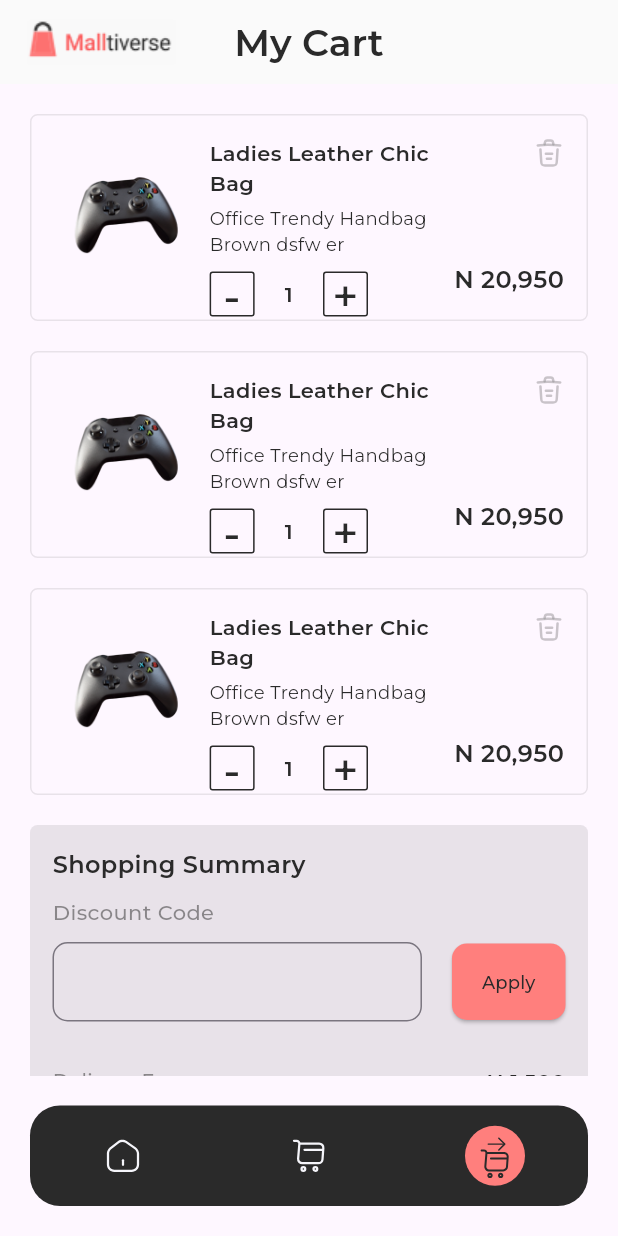
After one commit to fidelity2851/malltiverse_hng, a Flutter app: the ShoppingCartScreen screen opened by its route, on a phone screen of 412 x 824 dp. The commit adds this screen. Run offline on Flutter 3.47's test engine with Material 3 defaults, Android fonts, the phone set to English and light mode, and no system bars; our stand-ins replace flutter_carousel_widget, flutter_riverpod, flutter_svg, google_fonts.

Commit message:
Added Shopping Cart Screen

```diff
--- a/lib/components/bottom_nav.dart
+++ b/lib/components/bottom_nav.dart
@@ -68,7 +68,9 @@ class BottomNav extends StatelessWidget {
               ),
             ),
             GestureDetector(
-              onTap: () {},
+              onTap: () {
+                Navigator.pushNamed(context, '/shopping-cart');
+              },
               child: Container(
                 width: 40,
                 height: 40,
--- /dev/null
+++ b/lib/components/cart_item.dart
@@ -0,0 +1,142 @@
+import 'package:flutter/material.dart';
+import 'package:flutter_svg/flutter_svg.dart';
+import 'package:google_fonts/google_fonts.dart';
+import 'package:malltiverse_hng/utility/constant.dart';
+
+class CartItem extends StatelessWidget {
+  const CartItem({
+    super.key,
+  });
+
+  @override
+  Widget build(BuildContext context) {
+    return Container(
+      height: 138,
+      margin: const EdgeInsets.only(bottom: 20),
+      padding: const EdgeInsets.all(15.0),
+      decoration: BoxDecoration(
+        border: Border.all(
+          color: constBlackColor.withOpacity(0.1),
+        ),
+        borderRadius: BorderRadius.circular(5),
+      ),
+      child: Row(
+        mainAxisAlignment: MainAxisAlignment.spaceBetween,
+        children: [
+          const Image(
+            image: AssetImage('assets/images/product1.png'),
+            height: 70,
+          ),
+          const SizedBox(width: 10),
+          Expanded(
+            flex: 2,
+            child: Column(
+              crossAxisAlignment: CrossAxisAlignment.start,
+              children: [
+                Text(
+                  'Ladies Leather Chic Bag',
+                  style: GoogleFonts.montserrat(
+                      color: constBlackColor,
+                      fontSize: 14,
+                      fontWeight: FontWeight.w600),
+                ),
+                const SizedBox(height: 5),
+                Text(
+                  'Office Trendy Handbag Brown dsfw er',
+                  softWrap: true,
+                  style: GoogleFonts.montserrat(
+                    color: constBlackColor,
+                    fontSize: 12,
+                    fontWeight: FontWeight.w400,
+                  ),
+                ),
+                const SizedBox(height: 10),
+                const Spacer(),
+                SizedBox(
+                  child: Row(
+                    crossAxisAlignment: CrossAxisAlignment.center,
+                    children: [
+                      GestureDetector(
+                        onTap: () {},
+                        child: Container(
+                          width: 30,
+                          height: 30,
+                          decoration: BoxDecoration(
+                            border: Border.all(color: constBlackColor),
+                            borderRadius: BorderRadius.circular(2),
+                          ),
+                          child: Text(
+                            '-',
+                            textAlign: TextAlign.center,
+                            style: GoogleFonts.montserrat(
+                              height: 1,
+                              color: constBlackColor,
+                              fontSize: 30,
+                              fontWeight: FontWeight.w500,
+                            ),
+                          ),
+                        ),
+                      ),
+                      const SizedBox(width: 20),
+                      Text(
+                        '1',
+                        style: GoogleFonts.montserrat(
+                          color: constBlackColor,
+                          fontSize: 14,
+                          fontWeight: FontWeight.w600,
+                        ),
+                      ),
+                      const SizedBox(width: 20),
+                      GestureDetector(
+                        onTap: () {},
+                        child: Container(
+                          width: 30,
+                          height: 30,
+                          decoration: BoxDecoration(
+                            border: Border.all(color: constBlackColor),
+                            borderRadius: BorderRadius.circular(2),
+                          ),
+                          child: Text(
+                            '+',
+                            textAlign: TextAlign.center,
+                            style: GoogleFonts.montserrat(
+                              height: 1,
+                              color: constBlackColor,
+                              fontSize: 30,
+                              fontWeight: FontWeight.w500,
+                            ),
+                          ),
+                        ),
+                      ),
+                    ],
+                  ),
+                )
+              ],
+            ),
+          ),
+          Column(
+            crossAxisAlignment: CrossAxisAlignment.end,
+            children: [
+              SvgPicture.asset(
+                'assets/images/trash.svg',
+                height: 20,
+                colorFilter: ColorFilter.mode(
+                  constBlackColor.withOpacity(0.5),
+                  BlendMode.srcIn,
+                ),
+              ),
+              const Spacer(),
+              Text(
+                'N 20,950',
+                style: GoogleFonts.montserrat(
+                    color: constBlackColor,
+                    fontSize: 16,
+                    fontWeight: FontWeight.w600),
+              ),
+            ],
+          ),
+        ],
+      ),
+    );
+  }
+}
--- a/lib/main.dart
+++ b/lib/main.dart
@@ -2,6 +2,7 @@ import 'package:flutter/material.dart';
 import 'package:malltiverse_hng/screens/cart_screen.dart';
 import 'package:malltiverse_hng/screens/home_screen.dart';
 import 'package:flutter_riverpod/flutter_riverpod.dart';
+import 'package:malltiverse_hng/screens/shopping_cart_screen.dart';
 
 void main() {
   runApp(
@@ -28,6 +29,7 @@ class MyApp extends StatelessWidget {
       routes: {
         '/': (context) => const HomeScreen(),
         '/cart': (context) => const CartScreen(),
+        '/shopping-cart': (context) => const ShoppingCartScreen(),
       },
     );
   }
--- a/lib/screens/cart_screen.dart
+++ b/lib/screens/cart_screen.dart
@@ -12,7 +12,7 @@ class CartScreen extends StatelessWidget {
       appBar: AppBar(
         centerTitle: true,
         elevation: 0,
-        title: const Text('Product List'),
+        title: const Text('My Cart'),
         leading: const Padding(
           padding: EdgeInsets.only(left: 15),
           child: Image(image: AssetImage('assets/images/logo.png')),
--- /dev/null
+++ b/lib/screens/shopping_cart_screen.dart
@@ -0,0 +1,241 @@
+import 'package:flutter/material.dart';
+import 'package:flutter/widgets.dart';
+import 'package:google_fonts/google_fonts.dart';
+import 'package:malltiverse_hng/components/bottom_nav.dart';
+import 'package:malltiverse_hng/components/cart_item.dart';
+import 'package:malltiverse_hng/utility/constant.dart';
+
+class ShoppingCartScreen extends StatelessWidget {
+  const ShoppingCartScreen({super.key});
+
+  @override
+  Widget build(BuildContext context) {
+    return Scaffold(
+      appBar: AppBar(
+        centerTitle: true,
+        elevation: 0,
+        title: const Text('My Cart'),
+        leading: const Padding(
+          padding: EdgeInsets.only(left: 15),
+          child: Image(image: AssetImage('assets/images/logo.png')),
+        ),
+        leadingWidth: 120,
+        titleTextStyle: GoogleFonts.montserrat(
+          color: constBlackColor,
+          fontSize: 25,
+          fontWeight: FontWeight.w600,
+        ),
+        backgroundColor: const Color(0xFAFAFAFA),
+      ),
+
+      body: SingleChildScrollView(
+        child: Padding(
+          padding: EdgeInsets.all(20.0),
+          child: Column(
+            children: [
+              CartItem(),
+              CartItem(),
+              CartItem(),
+              Container(
+                width: double.infinity,
+                padding: const EdgeInsets.all(15),
+                decoration: BoxDecoration(
+                  color: constBlackColor.withOpacity(0.1),
+                  borderRadius: BorderRadius.circular(5),
+                ),
+                child: Column(
+                  crossAxisAlignment: CrossAxisAlignment.start,
+                  children: [
+                    Text(
+                      'Shopping Summary',
+                      style: GoogleFonts.montserrat(
+                        color: constBlackColor,
+                        fontSize: 16,
+                        fontWeight: FontWeight.w600,
+                      ),
+                    ),
+                    const SizedBox(height: 10),
+                    Text(
+                      'Discount Code',
+                      style: GoogleFonts.montserrat(
+                        color: constBlackColor.withOpacity(0.5),
+                        fontSize: 14,
+                        fontWeight: FontWeight.w500,
+                      ),
+                    ),
+                    const SizedBox(height: 10),
+                    Row(
+                      children: [
+                        Expanded(
+                          child: TextField(
+                            decoration: InputDecoration(
+                                border: OutlineInputBorder(
+                              borderSide: const BorderSide(
+                                color: constBlackColor,
+                              ),
+                              borderRadius: BorderRadius.circular(10),
+                            )),
+                            style: GoogleFonts.montserrat(
+                              color: constBlackColor,
+                              fontSize: 14,
+                              fontWeight: FontWeight.w400,
+                            ),
+                          ),
+                        ),
+                        const SizedBox(width: 20),
+                        ElevatedButton(
+                          onPressed: () {},
+                          style: ButtonStyle(
+                              padding: WidgetStateProperty.all(
+                                const EdgeInsets.symmetric(
+                                  vertical: 17,
+                                  horizontal: 20,
+                                ),
+                              ),
+                              backgroundColor: WidgetStateProperty.all(
+                                constPrimaryColor,
+                              ),
+                              shape: WidgetStateProperty.all(
+                                  RoundedRectangleBorder(
+                                borderRadius: BorderRadius.circular(10),
+                              ))),
+                          child: Text(
+                            'Apply',
+                            style: GoogleFonts.montserrat(
+                              color: constBlackColor,
+                              fontSize: 12,
+                              fontWeight: FontWeight.w500,
+                            ),
+                          ),
+                        ),
+                      ],
+                    ),
+                    const SizedBox(height: 30),
+                    Row(
+                      mainAxisAlignment: MainAxisAlignment.spaceBetween,
+                      children: [
+                        Text(
+                          'Delivery Fee',
+                          style: GoogleFonts.montserrat(
+                            color: constBlackColor.withOpacity(0.5),
+                            fontSize: 13,
+                            fontWeight: FontWeight.w500,
+                          ),
+                        ),
+                        Text(
+                          'N 1,500',
+                          style: GoogleFonts.montserrat(
+                            color: constBlackColor,
+                            fontSize: 14,
+                            fontWeight: FontWeight.w600,
+                          ),
+                        ),
+                      ],
+                    ),
+                    const SizedBox(height: 10),
+                    Row(
+                      mainAxisAlignment: MainAxisAlignment.spaceBetween,
+                      children: [
+                        Text(
+                          'Discount Amount',
+                          style: GoogleFonts.montserrat(
+                            color: constBlackColor.withOpacity(0.5),
+                            fontSize: 13,
+                            fontWeight: FontWeight.w500,
+                          ),
+                        ),
+                        Text(
+                          'N 3,500',
+                          style: GoogleFonts.montserrat(
+                            color: constBlackColor,
+                            fontSize: 14,
+                            fontWeight: FontWeight.w600,
+                          ),
+                        ),
+                      ],
+                    ),
+                    const SizedBox(height: 10),
+                    Row(
+                      mainAxisAlignment: MainAxisAlignment.spaceBetween,
+                      children: [
+                        Text(
+                          'Sub-Total',
+                          style: GoogleFonts.montserrat(
+                            color: constBlackColor.withOpacity(0.5),
+                            fontSize: 13,
+                            fontWeight: FontWeight.w500,
+                          ),
+                        ),
+                        Text(
+                          'N 58,610',
+                          style: GoogleFonts.montserrat(
+                            color: constBlackColor,
+                            fontSize: 14,
+                            fontWeight: FontWeight.w600,
+                          ),
+                        ),
+                      ],
+                    ),
+                    const SizedBox(height: 20),
+                    const Image(
+                        image: AssetImage('assets/images/dashed_line.png')),
+                    const SizedBox(height: 20),
+                    Row(
+                      mainAxisAlignment: MainAxisAlignment.spaceBetween,
+                      children: [
+                        Text(
+                          'Total Amount',
+                          style: GoogleFonts.montserrat(
+                            color: constBlackColor.withOpacity(0.5),
+                            fontSize: 13,
+                            fontWeight: FontWeight.w500,
+                          ),
+                        ),
+                        Text(
+                          'N 53,610',
+                          style: GoogleFonts.montserrat(
+                            color: constBlackColor,
+                            fontSize: 14,
+                            fontWeight: FontWeight.w600,
+                          ),
+                        ),
+                      ],
+                    ),
+                    const SizedBox(height: 30),
+                    ElevatedButton(
+                      onPressed: () {},
+                      style: ButtonStyle(
+                        minimumSize: WidgetStateProperty.all(
+                          Size.fromHeight(50),
+                        ),
+                        backgroundColor: WidgetStateProperty.all(
+                          constPrimaryColor,
+                        ),
+                        shape: WidgetStateProperty.all(
+                          RoundedRectangleBorder(
+                            borderRadius: BorderRadius.circular(10),
+                          ),
+                        ),
+                      ),
+                      child: Text(
+                        'Checkout',
+                        style: GoogleFonts.montserrat(
+                          color: constBlackColor,
+                          fontSize: 14,
+                          fontWeight: FontWeight.w600,
+                        ),
+                      ),
+                    ),
+                  ],
+                ),
+              )
+            ],
+          ),
+        ),
+      ),
+
+      // Custom Button Navigation
+      bottomNavigationBar: const BottomNav(pageIndex: 3),
+    );
+  }
+}
```
Also changed, not shown: assets/images/dashed_line.png (added), assets/images/trash.svg (added).
